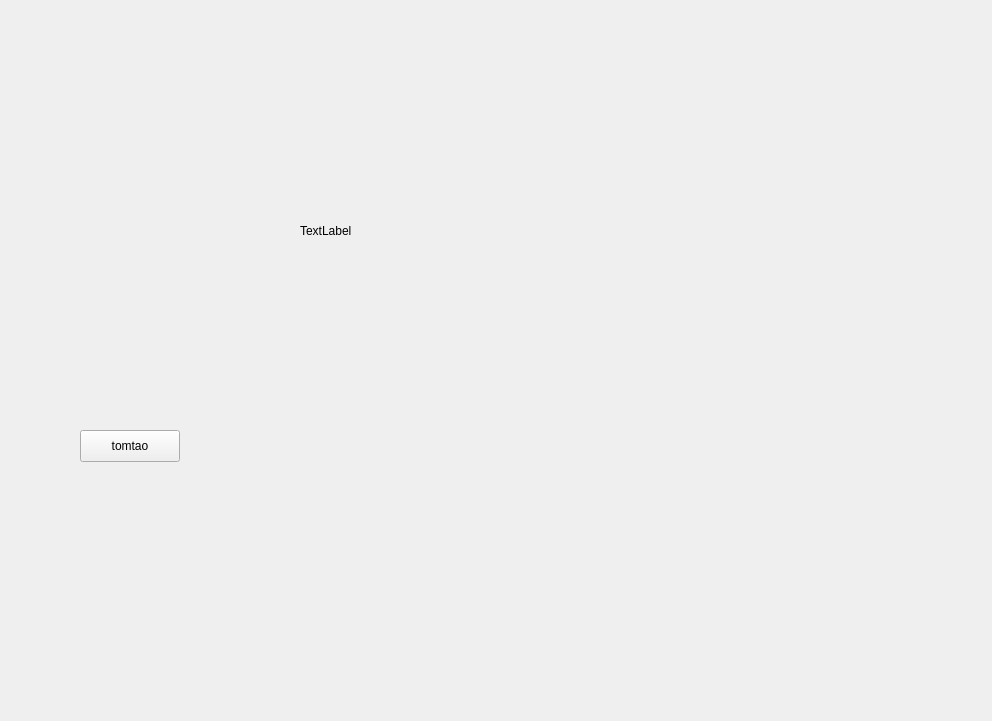
First picture: the form in s3Cooking.ui, repository ReneeTong/a8-edu-app, before the edit.
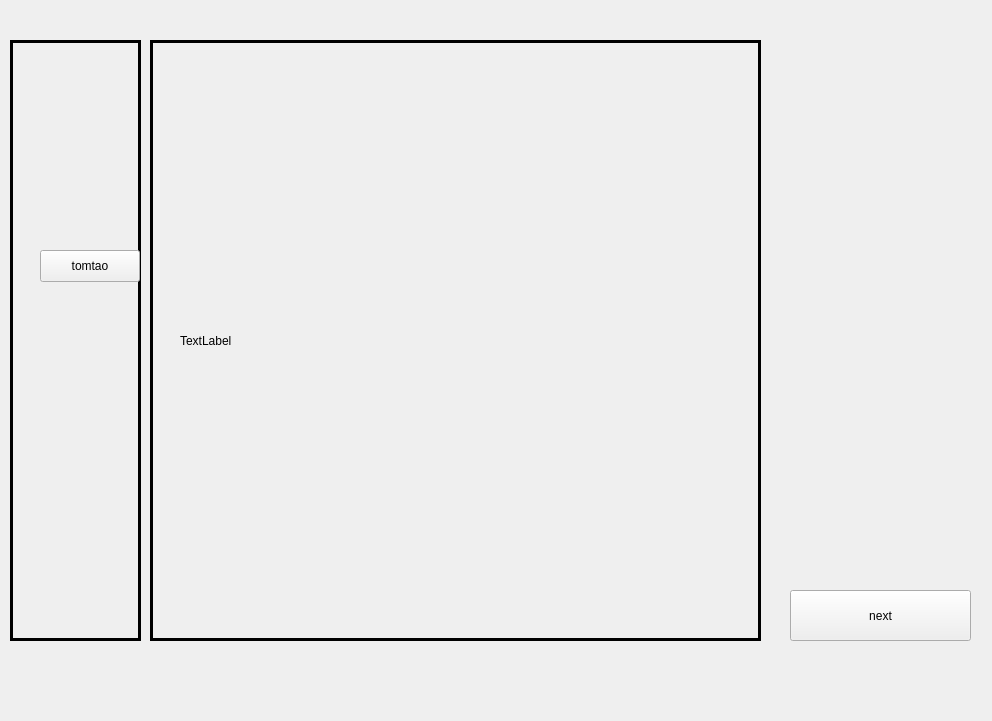
Second picture: the form after the edit. Custom widgets are drawn as their Qt base class.

What changed in the file:
```diff
--- a/s3Cooking.ui
+++ b/s3Cooking.ui
@@ -13,33 +13,102 @@
   <property name="windowTitle">
    <string>Form</string>
   </property>
-  <widget class="QLabel" name="backgoundImage">
+  <widget class="QFrame" name="frame_2">
    <property name="geometry">
     <rect>
-     <x>300</x>
-     <y>170</y>
-     <width>161</width>
-     <height>121</height>
+     <x>150</x>
+     <y>40</y>
+     <width>611</width>
+     <height>601</height>
     </rect>
    </property>
-   <property name="text">
-    <string>TextLabel</string>
+   <property name="frameShape">
+    <enum>QFrame::Panel</enum>
    </property>
+   <property name="frameShadow">
+    <enum>QFrame::Plain</enum>
+   </property>
+   <property name="lineWidth">
+    <number>3</number>
+   </property>
+   <widget class="QLabel" name="backgoundImage">
+    <property name="geometry">
+     <rect>
+      <x>30</x>
+      <y>20</y>
+      <width>551</width>
+      <height>561</height>
+     </rect>
+    </property>
+    <property name="text">
+     <string>TextLabel</string>
+    </property>
+   </widget>
+   <widget class="simulations" name="widget" native="true">
+    <property name="geometry">
+     <rect>
+      <x>-30</x>
+      <y>-30</y>
+      <width>631</width>
+      <height>521</height>
+     </rect>
+    </property>
+   </widget>
   </widget>
-  <widget class="QPushButton" name="tomato">
+  <widget class="QFrame" name="frame">
    <property name="geometry">
     <rect>
-     <x>80</x>
-     <y>430</y>
-     <width>100</width>
-     <height>32</height>
+     <x>10</x>
+     <y>40</y>
+     <width>131</width>
+     <height>601</height>
     </rect>
    </property>
+   <property name="frameShape">
+    <enum>QFrame::Panel</enum>
+   </property>
+   <property name="frameShadow">
+    <enum>QFrame::Plain</enum>
+   </property>
+   <property name="lineWidth">
+    <number>3</number>
+   </property>
+   <widget class="QPushButton" name="tomato">
+    <property name="geometry">
+     <rect>
+      <x>30</x>
+      <y>210</y>
+      <width>100</width>
+      <height>32</height>
+     </rect>
+    </property>
+    <property name="text">
+     <string>tomtao</string>
+    </property>
+   </widget>
+  </widget>
+  <widget class="QPushButton" name="nextBtn">
+   <property name="geometry">
+    <rect>
+     <x>790</x>
+     <y>590</y>
+     <width>181</width>
+     <height>51</height>
+    </rect>
+   </property>
    <property name="text">
-    <string>tomtao</string>
+    <string>next</string>
    </property>
   </widget>
  </widget>
+ <customwidgets>
+  <customwidget>
+   <class>simulations</class>
+   <extends>QWidget</extends>
+   <header location="global">simulations.h</header>
+   <container>1</container>
+  </customwidget>
+ </customwidgets>
  <resources/>
  <connections/>
 </ui>
```
